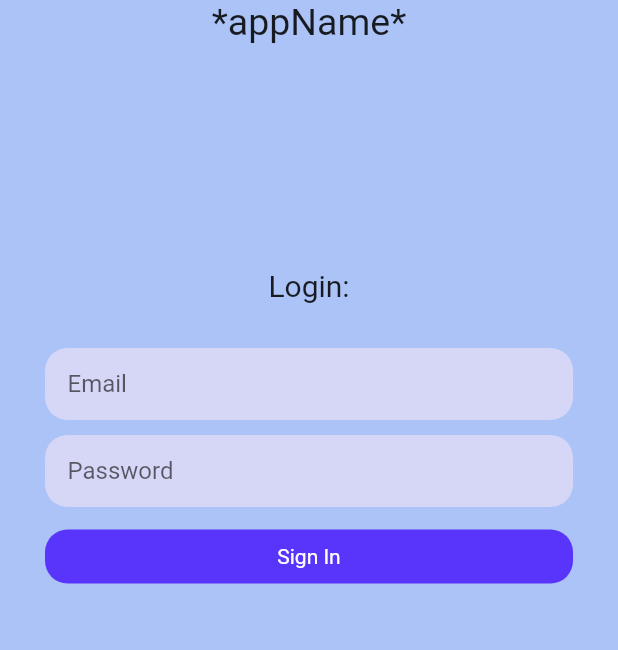
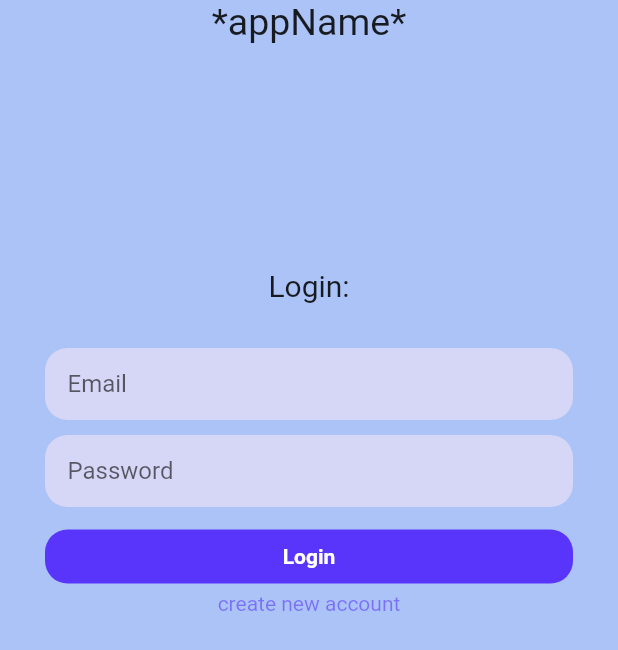
Before and after one commit to ariaSeddigh/ap_project, a Flutter app: the screen it shows after launch, on a phone screen of 412 x 824 dp. Shown: the top 650 px of the screen. Run offline on Flutter 3.47's test engine with Material 2 defaults, Android fonts, the light colour scheme and no system bars.

Commit message:
login page UI

```diff
--- a/lib/login_page.dart
+++ b/lib/login_page.dart
@@ -82,10 +82,25 @@ class _LoginPageState extends State<LoginPage> {
                       borderRadius: BorderRadius.circular(15),
                       color: Color.fromARGB(255, 89, 53, 252)),
                   child: Center(
-                    child: Text('Sign In',style: TextStyle(color: Colors.white)),
+                    child: Text(
+                      'Login',
+                      style: TextStyle(
+                        color: Colors.white,
+                        fontWeight: FontWeight.bold,
+                      ),
+                    ),
                   ),
                 ),
-              )
+              ),
+              SizedBox(height: 5),
+
+              //sign up link
+              Text(
+                'create new account',
+                style: TextStyle(
+                  color: Color.fromARGB(148, 89, 53, 252),
+                ),
+              ),
             ],
           ),
         ),
```
